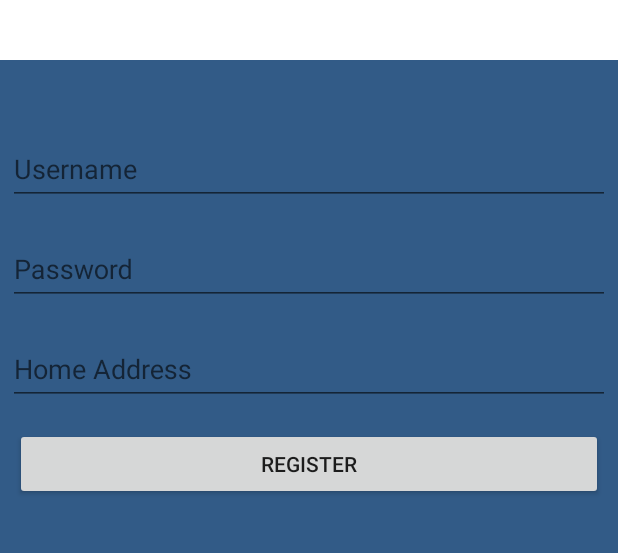
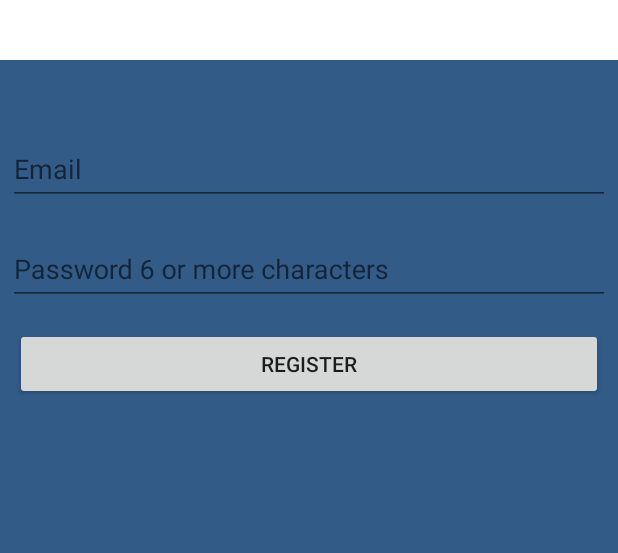
Before and after one commit to chardur/ResidentialRatings, an Android app: the screen it shows after launch (MainActivity), after a tap on "DONT HAVE AN ACCOUNT? SIGN UP", on a phone screen of 412 x 824 dp, the part 254-807 px from its top. Run offline under Robolectric (Android 15) with nearby library versions, the phone set to English and light mode, and no system bars; 1 other tap on this screen came first.

Commit message:
cleaned up and refactored login and register fragment

```diff
--- a/app/src/main/java/com/resrater/residentialratings/LoginFragment.java
+++ b/app/src/main/java/com/resrater/residentialratings/LoginFragment.java
@@ -5,25 +5,23 @@ import android.app.Activity;
 import android.os.Bundle;
 import android.support.design.widget.TextInputEditText;
 import android.support.v4.app.Fragment;
-import android.text.Editable;
-import android.text.TextWatcher;
+import android.util.Patterns;
 import android.view.LayoutInflater;
 import android.view.View;
 import android.view.ViewGroup;
 import android.view.WindowManager;
 import android.widget.Button;
-import android.widget.TextView;
 
 
 /**
  * A simple {@link Fragment} subclass.
  */
-public class LoginFragment extends Fragment {
+public class LoginFragment extends Fragment implements View.OnClickListener{
 
     private View root;
-    private TextInputEditText usernameTextInput, passwordTextInput;
+    private TextInputEditText emailTextInput, passwordTextInput;
     private Button btnLogin, btnSignup;
-    private String username, password;
+    private String email, password;
     private loginInterface mCallBack;
 
     public interface loginInterface {
@@ -39,12 +37,20 @@ public class LoginFragment extends Fragment {
     @Override
     public View onCreateView(LayoutInflater inflater, ViewGroup container,
                              Bundle savedInstanceState) {
+        // Inflate the layout for this fragment
+        root = inflater.inflate(R.layout.fragment_login, container, false);
 
         getActivity().setTitle("Login below:");
         getActivity().getWindow().setSoftInputMode(WindowManager.LayoutParams.SOFT_INPUT_STATE_HIDDEN);
 
-        // Inflate the layout for this fragment
-        return root = inflater.inflate(R.layout.fragment_login, container, false);
+        emailTextInput = (TextInputEditText) root.findViewById(R.id.email);
+        passwordTextInput = (TextInputEditText) root.findViewById(R.id.password);
+        btnLogin = (Button) root.findViewById(R.id.btnLogin);
+        btnSignup = (Button) root.findViewById(R.id.btnSignup);
+        btnLogin.setOnClickListener(this);
+        btnSignup.setOnClickListener(this);
+
+        return root;
     }
 
     @Override
@@ -63,70 +69,37 @@ public class LoginFragment extends Fragment {
     }
 
     @Override
-    public void onResume() {
-        super.onResume();
-
-        saveTextChanges();
-        listenForClicks();
-
+    public void onClick(View v) {
+        switch (v.getId()){
+            case R.id.btnLogin:
+                // TODO add firebase login
+                login();
+                break;
+            case R.id.btnSignup:
+                mCallBack.signUpClicked();
+                break;
+        }
     }
 
-    private void listenForClicks() {
-        btnLogin = (Button) root.findViewById(R.id.btnLogin);
-        btnSignup = (Button) root.findViewById(R.id.btnSignup);
+    private void login() {
+        password = passwordTextInput.getText().toString().trim();
+        email = emailTextInput.getText().toString().trim();
 
-        View.OnClickListener buttonListener = new View.OnClickListener() {
-            @Override
-            public void onClick(View v) {
-                switch (v.getId()){
-                    case R.id.btnLogin:
-                        // TODO add firebase login
-                        mCallBack.showMap();
-                        break;
-                    case R.id.btnSignup:
-                        mCallBack.signUpClicked();
-                        break;
-                }
-            }
-        };
+        if (email.isEmpty() || !Patterns.EMAIL_ADDRESS.matcher(email).matches()) {
+            emailTextInput.setError("Please enter a valid email address");
+            emailTextInput.requestFocus();
+            return;
+        }
 
-        btnLogin.setOnClickListener(buttonListener);
-        btnSignup.setOnClickListener(buttonListener);
+        if (password.isEmpty() || password.length() < 6) {
+            passwordTextInput.setError("Please enter a password with 6 or more characters");
+            passwordTextInput.requestFocus();
+            return;
+        }
 
+        // TODO add firebase login
+        mCallBack.showMap();
     }
 
-    private void saveTextChanges() {
-        usernameTextInput = (TextInputEditText) root.findViewById(R.id.userName);
-        passwordTextInput = (TextInputEditText) root.findViewById(R.id.password);
 
-        TextWatcher textWatcher = new TextWatcher() {
-            @Override
-            public void beforeTextChanged(CharSequence s, int start, int count, int after) {
-
-            }
-
-            @Override
-            public void onTextChanged(CharSequence s, int start, int before, int count) {
-                if (s != null && count > 0){
-                    switch (root.getId()) {
-                        case R.id.passwordRegister:
-                            password = passwordTextInput.getText().toString();
-                            break;
-                        case R.id.userNameRegister:
-                            username = usernameTextInput.getText().toString();
-                            break;
-                    }
-                }
-            }
-
-            @Override
-            public void afterTextChanged(Editable s) {
-
-            }
-        };
-
-        usernameTextInput.addTextChangedListener(textWatcher);
-        passwordTextInput.addTextChangedListener(textWatcher);
-        System.out.println(username + password);
-    }
 }
--- a/app/src/main/java/com/resrater/residentialratings/RegisterFragment.java
+++ b/app/src/main/java/com/resrater/residentialratings/RegisterFragment.java
@@ -2,29 +2,26 @@ package com.resrater.residentialratings;
 
 
 import android.app.Activity;
-import android.content.Context;
 import android.os.Bundle;
 import android.support.design.widget.TextInputEditText;
 import android.support.v4.app.Fragment;
-import android.text.Editable;
-import android.text.TextWatcher;
+import android.util.Patterns;
 import android.view.LayoutInflater;
 import android.view.View;
 import android.view.ViewGroup;
 import android.view.WindowManager;
-import android.view.inputmethod.InputMethodManager;
 import android.widget.Button;
 
 
 /**
  * A simple {@link Fragment} subclass.
  */
-public class RegisterFragment extends Fragment {
+public class RegisterFragment extends Fragment implements View.OnClickListener {
 
     private View root;
-    private TextInputEditText usernameTextInput, passwordTextInput, homeAddressInput;
+    private TextInputEditText emailTextInput, passwordTextInput;
     private Button btnRegister;
-    private String username, password, homeAddress;
+    private String email, password;
     private registerInterface mCallBack;
 
     public interface registerInterface {
@@ -39,12 +36,18 @@ public class RegisterFragment extends Fragment {
     @Override
     public View onCreateView(LayoutInflater inflater, ViewGroup container,
                              Bundle savedInstanceState) {
+        // Inflate the layout for this fragment
+        root = inflater.inflate(R.layout.fragment_register, container, false);
 
         getActivity().setTitle("Register below:");
         getActivity().getWindow().setSoftInputMode(WindowManager.LayoutParams.SOFT_INPUT_STATE_HIDDEN);
 
-        // Inflate the layout for this fragment
-        return root = inflater.inflate(R.layout.fragment_register, container, false);
+        emailTextInput = (TextInputEditText) root.findViewById(R.id.emailRegister);
+        passwordTextInput = (TextInputEditText) root.findViewById(R.id.passwordRegister);
+        btnRegister = (Button) root.findViewById(R.id.btnRegister);
+        btnRegister.setOnClickListener(this);
+
+        return root;
     }
 
     @Override
@@ -54,8 +57,7 @@ public class RegisterFragment extends Fragment {
         try {
             mCallBack = (registerInterface) activity;
 
-        }catch (ClassCastException e)
-        {
+        } catch (ClassCastException e) {
             throw new ClassCastException(activity.toString()
                     + "must use register interface");
         }
@@ -63,74 +65,32 @@ public class RegisterFragment extends Fragment {
     }
 
     @Override
-    public void onResume() {
-        super.onResume();
-
-        saveTextChanges();
-        listenForClicks();
+    public void onClick(View v) {
+        registerUser();
+        // TODO add firebase register
 
     }
 
-    private void listenForClicks() {
-        btnRegister = (Button) root.findViewById(R.id.btnRegister);
+    private void registerUser() {
+        password = passwordTextInput.getText().toString().trim();
+        email = emailTextInput.getText().toString().trim();
 
+        if (email.isEmpty() || !Patterns.EMAIL_ADDRESS.matcher(email).matches()) {
+            emailTextInput.setError("Please enter a valid email address");
+            emailTextInput.requestFocus();
+            return;
+        }
 
-        View.OnClickListener buttonListener = new View.OnClickListener() {
-            @Override
-            public void onClick(View v) {
-                switch (v.getId()){
-                    case R.id.btnRegister:
-                        // TODO add firebase register
-                        mCallBack.showMap();
-                        break;
-                }
-            }
-        };
+        if (password.isEmpty() || password.length() < 6) {
+            passwordTextInput.setError("Please enter a password with 6 or more characters");
+            passwordTextInput.requestFocus();
+            return;
+        }
 
-        btnRegister.setOnClickListener(buttonListener);
+        // TODO add firebase register
+        mCallBack.showMap();
+
 
     }
 
-    private void saveTextChanges() {
-        usernameTextInput = (TextInputEditText) root.findViewById(R.id.userNameRegister);
-        passwordTextInput = (TextInputEditText) root.findViewById(R.id.passwordRegister);
-        homeAddressInput = (TextInputEditText) root.findViewById(R.id.homeAddress);
-
-        TextWatcher textWatcher = new TextWatcher() {
-            @Override
-            public void beforeTextChanged(CharSequence s, int start, int count, int after) {
-
-            }
-
-            @Override
-            public void onTextChanged(CharSequence s, int start, int before, int count) {
-                if (s != null && count > 0){
-                    switch (root.getId()) {
-                        case R.id.passwordRegister:
-                            password = passwordTextInput.getText().toString();
-                            break;
-                        case R.id.userNameRegister:
-                            username = usernameTextInput.getText().toString();
-                            break;
-                        case R.id.homeAddress:
-                            homeAddress = homeAddressInput.getText().toString();
-                            break;
-                    }
-                }
-            }
-
-            @Override
-            public void afterTextChanged(Editable s) {
-
-            }
-        };
-
-        usernameTextInput.addTextChangedListener(textWatcher);
-        passwordTextInput.addTextChangedListener(textWatcher);
-        homeAddressInput.addTextChangedListener(textWatcher);
-        System.out.println(username + password +homeAddress);
-    }
-
-
-
-    }
+}
--- a/app/src/main/res/layout/fragment_login.xml
+++ b/app/src/main/res/layout/fragment_login.xml
@@ -47,7 +47,7 @@
                 android:padding="5dp">
 
                 <android.support.design.widget.TextInputEditText
-                    android:id="@+id/userName"
+                    android:id="@+id/email"
                     android:layout_width="match_parent"
                     android:layout_height="wrap_content"
                     android:hint="username"
--- a/app/src/main/res/layout/fragment_register.xml
+++ b/app/src/main/res/layout/fragment_register.xml
@@ -47,10 +47,11 @@
                 android:padding="5dp">
 
                 <android.support.design.widget.TextInputEditText
-                    android:id="@+id/userNameRegister"
+                    android:id="@+id/emailRegister"
                     android:layout_width="match_parent"
                     android:layout_height="wrap_content"
-                    android:hint="Username"
+                    android:hint="Email"
+                    android:inputType="textEmailAddress"
                     android:imeOptions="actionDone"
                     android:singleLine="true"
                     android:textColor="#f2b632" />
@@ -66,23 +67,8 @@
                     android:id="@+id/passwordRegister"
                     android:layout_width="match_parent"
                     android:layout_height="wrap_content"
-                    android:hint="Password"
-                    android:imeOptions="actionDone"
-                    android:singleLine="true"
-                    android:textColor="#f2b632" />
-
-            </android.support.design.widget.TextInputLayout>
-
-            <android.support.design.widget.TextInputLayout
-                android:layout_width="match_parent"
-                android:layout_height="wrap_content"
-                android:padding="5dp">
-
-                <android.support.design.widget.TextInputEditText
-                    android:id="@+id/homeAddress"
-                    android:layout_width="match_parent"
-                    android:layout_height="wrap_content"
-                    android:hint="Home Address"
+                    android:hint="Password 6 or more characters"
+                    android:inputType="textVisiblePassword"
                     android:imeOptions="actionDone"
                     android:singleLine="true"
                     android:textColor="#f2b632" />
```
